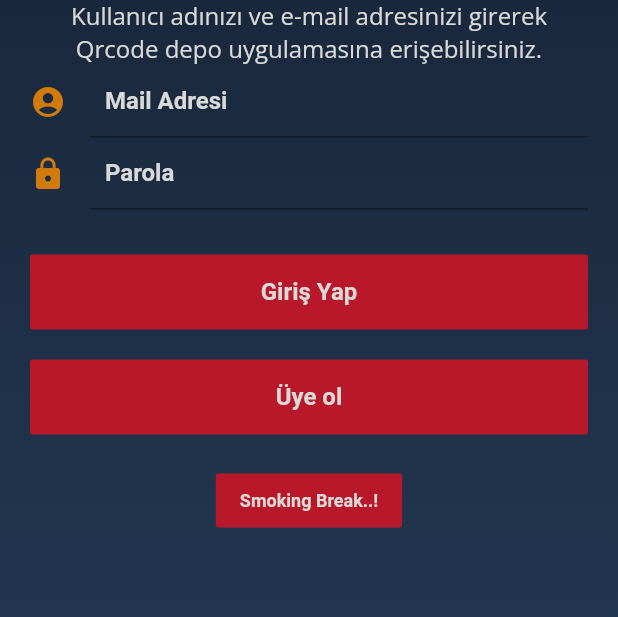
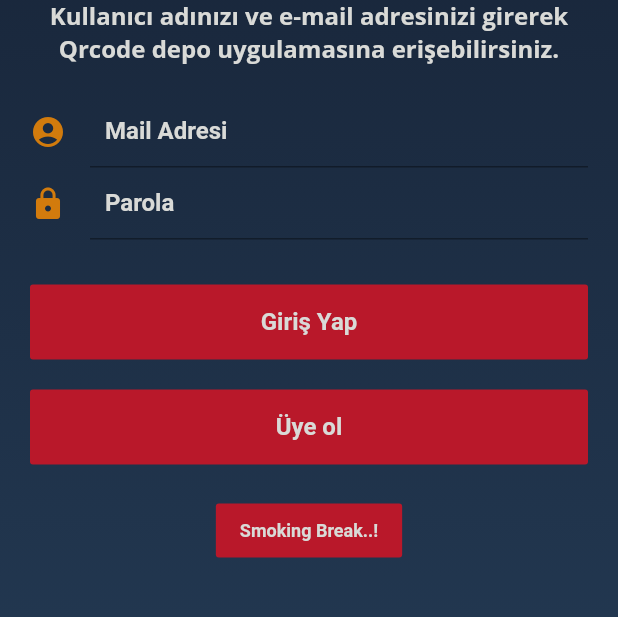
Before and after one commit to KrmKrks/ProjeQR, a Flutter app: the screen it shows after launch, on a phone screen of 412 x 824 dp, the part 425-1042 px from its top. Run offline on Flutter 3.47's test engine with Material 2 defaults, Android fonts, the phone set to English and light mode, and no system bars; our stand-ins replace cloud_firestore, firebase_auth, firebase_core, firebase_storage, google_fonts, qr_flutter; missing offline and left inert: flutter_barcode_scanner; accounts and stored records are empty.

Commit message:
Switch button size change

```diff
--- a/lib/Pages/category.dart
+++ b/lib/Pages/category.dart
@@ -2,7 +2,6 @@ import 'package:cloud_firestore/cloud_firestore.dart';
 import 'package:flutter/material.dart';
 import 'package:projeqr/provider/theme_provider.dart';
 import 'package:projeqr/pages/urun_details.dart';
-
 import 'package:provider/provider.dart';
 
 class Categories extends StatefulWidget {
--- a/lib/Pages/giris_sayfasi.dart
+++ b/lib/Pages/giris_sayfasi.dart
@@ -74,9 +74,13 @@ class _GirissayfasiState extends State<Girissayfasi> {
                         color: Theme.of(context).colorScheme.primary,
                         fontSize:
                             Theme.of(context).textTheme.headline1?.fontSize,
+                        fontWeight:
+                            Theme.of(context).textTheme.headline1?.fontWeight,
                       ),
                     ),
-
+                    SizedBox(
+                      height: 20,
+                    ),
                     TextFormField(
                       controller: emailController,
                       style: TextStyle(
--- a/lib/Pages/malzeme_ekleme.dart
+++ b/lib/Pages/malzeme_ekleme.dart
@@ -5,7 +5,6 @@ import 'package:google_fonts/google_fonts.dart';
 import 'package:projeqr/provider/theme_provider.dart';
 import 'package:projeqr/net/authentication.dart';
 import 'package:projeqr/pages/urun_listeleme.dart';
-import 'package:projeqr/provider/theme_provider.dart';
 import 'package:provider/provider.dart';
 
 AuthService _authService = AuthService();
--- a/lib/Pages/urun_listeleme.dart
+++ b/lib/Pages/urun_listeleme.dart
@@ -4,7 +4,6 @@ import 'package:flutter/material.dart';
 import 'package:projeqr/pages/category.dart';
 import 'package:projeqr/provider/theme_provider.dart';
 import 'package:projeqr/pages/urun_details.dart';
-import 'package:projeqr/provider/theme_provider.dart';
 import 'package:provider/provider.dart';
 import 'models.dart';
 
--- a/lib/widget/change_theme_button_widget.dart
+++ b/lib/widget/change_theme_button_widget.dart
@@ -1,3 +1,5 @@
+import 'dart:io';
+
 import 'package:flutter/material.dart';
 import 'package:projeqr/provider/theme_provider.dart';
 import 'package:provider/provider.dart';
@@ -14,7 +16,7 @@ class _ChangeThemeButtonWidgetState extends State<ChangeThemeButtonWidget> {
     final themeProvider = Provider.of<ThemeProvider>(context);
 
     return Transform.scale(
-      scale: 1.5,
+      scale: Platform.isAndroid ? 1.5 : 1,
       child: Switch.adaptive(
         value: themeProvider.isDarkMode,
         activeThumbImage: AssetImage('assets/images/half-moon.png'),
```
